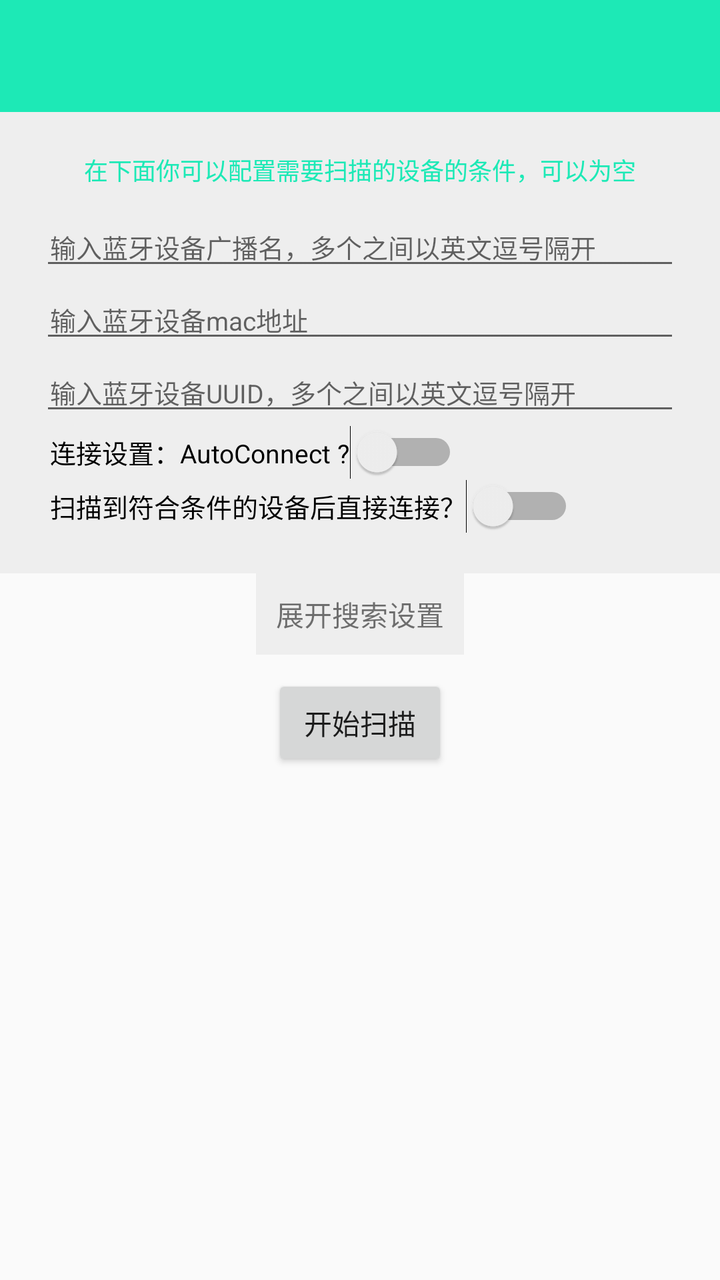
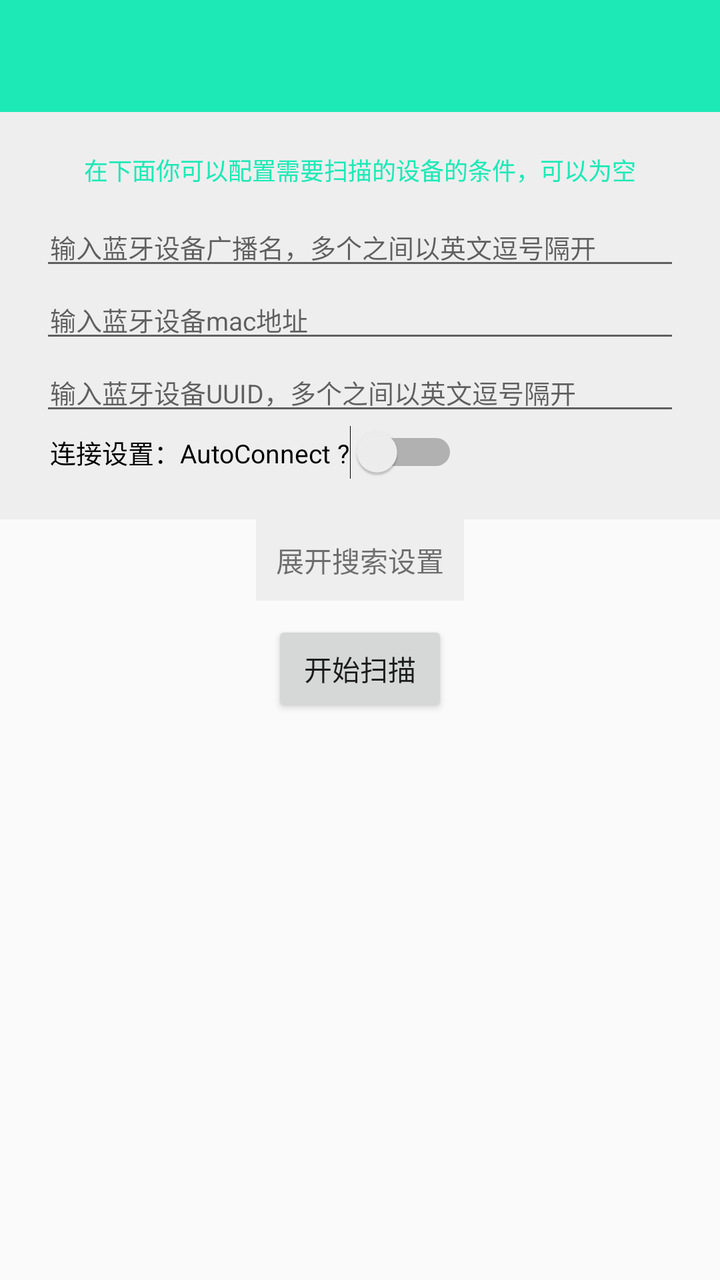

Before-and-after screenshots of an Android layout around one commit, followed by the original layout XML and the change that was made.
<!-- AndroidManifest.xml: application theme AppTheme -->
<!-- res/layout/activity_main.xml -->
<?xml version="1.0" encoding="utf-8"?>
<LinearLayout xmlns:android="http://schemas.android.com/apk/res/android"
    xmlns:app="http://schemas.android.com/apk/res-auto"
    android:layout_width="match_parent"
    android:layout_height="wrap_content"
    android:animateLayoutChanges="true"
    android:orientation="vertical">

    <android.support.v7.widget.Toolbar
        android:id="@+id/toolbar"
        android:layout_width="match_parent"
        android:layout_height="?attr/actionBarSize"
        android:background="?attr/colorPrimary"
        android:title="@string/app_name"
        app:titleTextColor="@android:color/white" />

    <LinearLayout
        android:id="@+id/layout_setting"
        android:layout_width="match_parent"
        android:layout_height="wrap_content"
        android:background="#eeeeee"
        android:orientation="vertical"
        android:padding="20dp">

        <TextView
            android:layout_width="wrap_content"
            android:layout_height="wrap_content"
            android:layout_gravity="center_horizontal"
            android:layout_marginBottom="10dp"
            android:focusable="true"
            android:focusableInTouchMode="true"
            android:text="在下面你可以配置需要扫描的设备的条件，可以为空"
            android:textColor="@color/colorPrimaryDark"
            android:textSize="12sp" />

        <EditText
            android:id="@+id/et_name"
            android:layout_width="match_parent"
            android:layout_height="wrap_content"
            android:hint="输入蓝牙设备广播名，多个之间以英文逗号隔开"
            android:paddingLeft="5dp"
            android:paddingRight="5dp"
            android:textSize="13sp" />

        <EditText
            android:id="@+id/et_mac"
            android:layout_width="match_parent"
            android:layout_height="wrap_content"
            android:hint="输入蓝牙设备mac地址"
            android:paddingLeft="5dp"
            android:paddingRight="5dp"
            android:textSize="13sp" />

        <EditText
            android:id="@+id/et_uuid"
            android:layout_width="match_parent"
            android:layout_height="wrap_content"
            android:hint="输入蓝牙设备UUID，多个之间以英文逗号隔开"
            android:paddingLeft="5dp"
            android:paddingRight="5dp"
            android:textSize="13sp" />

        <Switch
            android:id="@+id/sw_auto"
            android:layout_width="wrap_content"
            android:layout_height="wrap_content"
            android:layout_weight="1"
            android:paddingLeft="5dp"
            android:paddingRight="5dp"
            android:text="连接设置：AutoConnect ?"
            android:textSize="13sp" />

        <Switch
            android:id="@+id/sw_connect"
            android:layout_width="wrap_content"
            android:layout_height="wrap_content"
            android:layout_weight="1"
            android:paddingLeft="5dp"
            android:paddingRight="5dp"
            android:text="扫描到符合条件的设备后直接连接？"
            android:textSize="13sp" />

    </LinearLayout>

    <TextView
        android:id="@+id/txt_setting"
        android:layout_width="wrap_content"
        android:layout_height="wrap_content"
        android:layout_gravity="center_horizontal"
        android:background="#eeeeee"
        android:padding="10dp"
        android:text="展开搜索设置" />

    <RelativeLayout
        android:layout_width="match_parent"
        android:layout_height="wrap_content"
        android:orientation="horizontal"
        android:padding="10dp">

        <Button
            android:id="@+id/btn_scan"
            android:layout_width="wrap_content"
            android:layout_height="wrap_content"
            android:layout_centerInParent="true"
            android:text="开始扫描" />

        <ImageView
            android:id="@+id/img_loading"
            android:layout_width="30dp"
            android:layout_height="30dp"
            android:layout_alignParentRight="true"
            android:layout_centerVertical="true"
            android:layout_marginRight="10dp"
            android:src="@mipmap/ic_loading"
            android:visibility="invisible"/>

    </RelativeLayout>

    <ListView
        android:id="@+id/list_device"
        android:layout_width="match_parent"
        android:layout_height="wrap_content"
        android:layout_marginTop="10dp"
        android:divider="@android:color/darker_gray"
        android:dividerHeight="0.5dp"
        android:paddingEnd="10dp"
        android:paddingStart="10dp"
        android:scrollbars="none" />


</LinearLayout>
<!-- resources referenced by this layout -->
<resources>
  <color name="colorPrimaryDark">#1DE9B6</color>
  <!-- mipmap ic_loading: png bitmap (mipmap-xxhdpi, 2972 bytes) -->
  <string name="app_name">FastBLE</string>
  <style name="AppTheme" parent="Theme.AppCompat.Light.NoActionBar">
          <item name="colorPrimary">@color/colorPrimary</item>
          <item name="colorPrimaryDark">@color/colorPrimaryDark</item>
          <item name="colorAccent">@color/colorAccent</item>
      </style>
  <color name="colorPrimary">#1DE9B6</color>
  <color name="colorAccent">#FF5722</color>
</resources>

<!-- the commit's change to res/layout/activity_main.xml (unified diff, before → after) -->
@@ -70,16 +70,6 @@
             android:text="连接设置：AutoConnect ?"
             android:textSize="13sp" />
 
-        <Switch
-            android:id="@+id/sw_connect"
-            android:layout_width="wrap_content"
-            android:layout_height="wrap_content"
-            android:layout_weight="1"
-            android:paddingLeft="5dp"
-            android:paddingRight="5dp"
-            android:text="扫描到符合条件的设备后直接连接？"
-            android:textSize="13sp" />
-
     </LinearLayout>
 
     <TextView
@@ -112,7 +102,7 @@
             android:layout_centerVertical="true"
             android:layout_marginRight="10dp"
             android:src="@mipmap/ic_loading"
-            android:visibility="invisible"/>
+            android:visibility="invisible" />
 
     </RelativeLayout>
 
@@ -123,8 +113,8 @@
         android:layout_marginTop="10dp"
         android:divider="@android:color/darker_gray"
         android:dividerHeight="0.5dp"
-        android:paddingEnd="10dp"
-        android:paddingStart="10dp"
+        android:paddingEnd="5dp"
+        android:paddingStart="5dp"
         android:scrollbars="none" />
 
 
